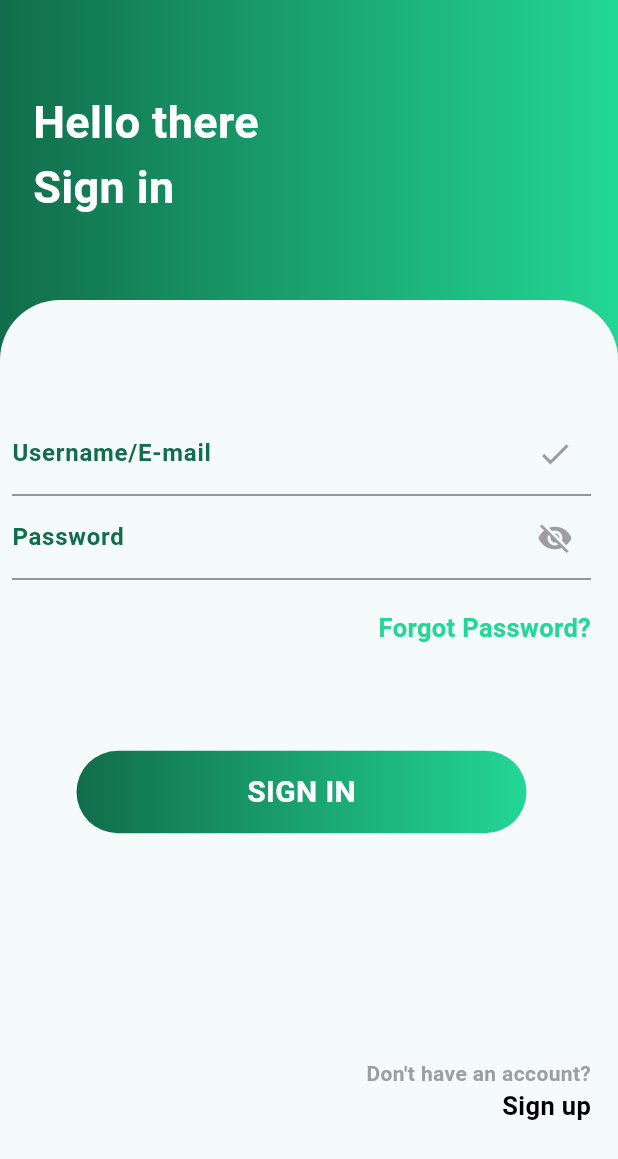
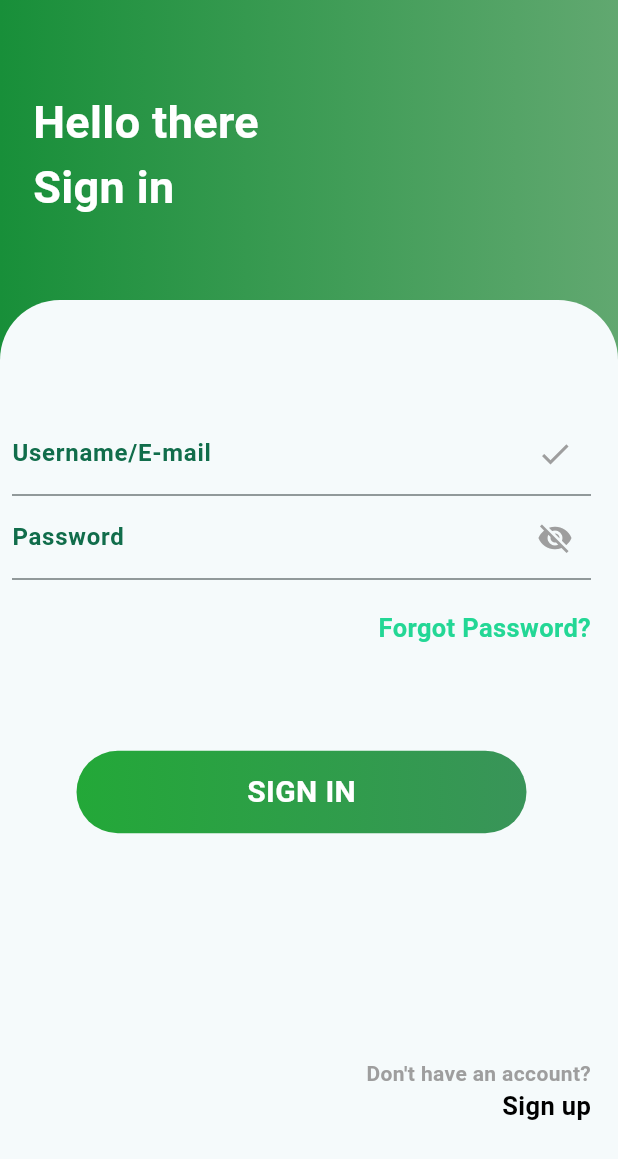
Before and after one commit to Ensign-Language-App/seedling_app, a Flutter app: the screen it shows after launch, on a phone screen of 412 x 824 dp. Shown: the top 1159 px of the screen. Run offline on Flutter 3.47's test engine with Material 3 defaults, Android fonts, the phone set to English and light mode, and no system bars; our stand-ins replace firebase_auth, flip_card; accounts and stored records are empty.

Commit message:
Merge remote-tracking branch 'origin/main'

```diff
--- a/lib/screens/log_in_page.dart
+++ b/lib/screens/log_in_page.dart
@@ -20,8 +20,8 @@ class LogInPage extends StatelessWidget {
             width: double.infinity,
             decoration: const BoxDecoration(
               gradient: LinearGradient(colors: [
-                Color.fromARGB(255, 17, 109, 75),
-                Color.fromARGB(255, 35, 215, 149),
+                Color.fromARGB(255, 24, 143, 57),
+                Color.fromARGB(255, 97, 168, 112),
               ]),
             ),
             child: const Padding(
@@ -94,8 +94,8 @@ class LogInPage extends StatelessWidget {
                           borderRadius: BorderRadius.circular(30),
                           gradient: const LinearGradient(
                               colors: [
-                                Color.fromARGB(255, 17, 109, 75),
-                                Color.fromARGB(255, 35, 215, 149),
+                                Color.fromARGB(255, 35, 168, 56),
+                                Color.fromARGB(255, 57, 148, 89),
                               ]
                           ),
                         ),
```
Also changed, not shown: lib/widgets/side_menu.dart (+14 -11 lines), pubspec.lock.
